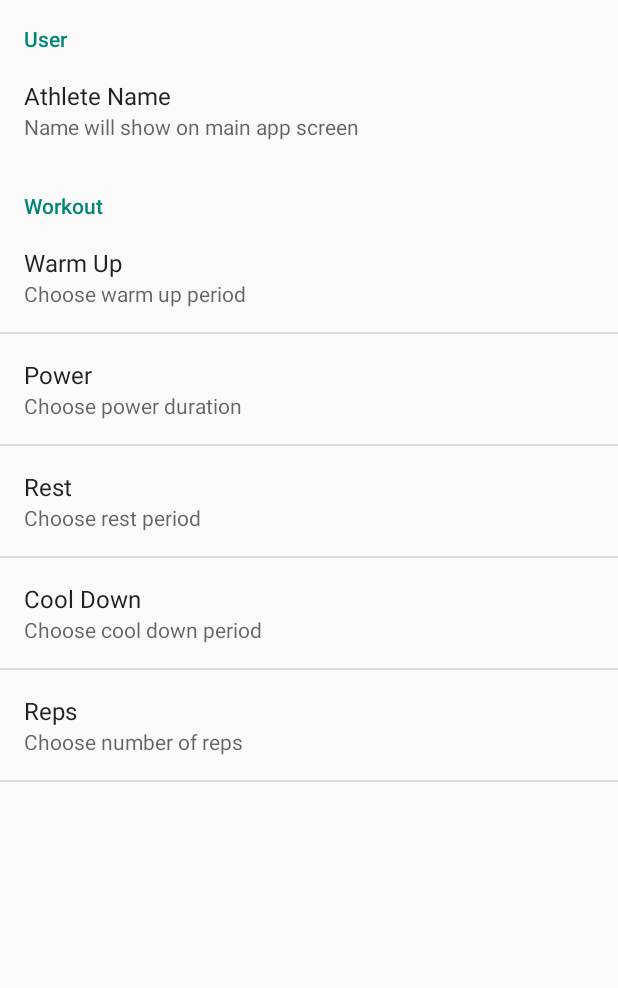
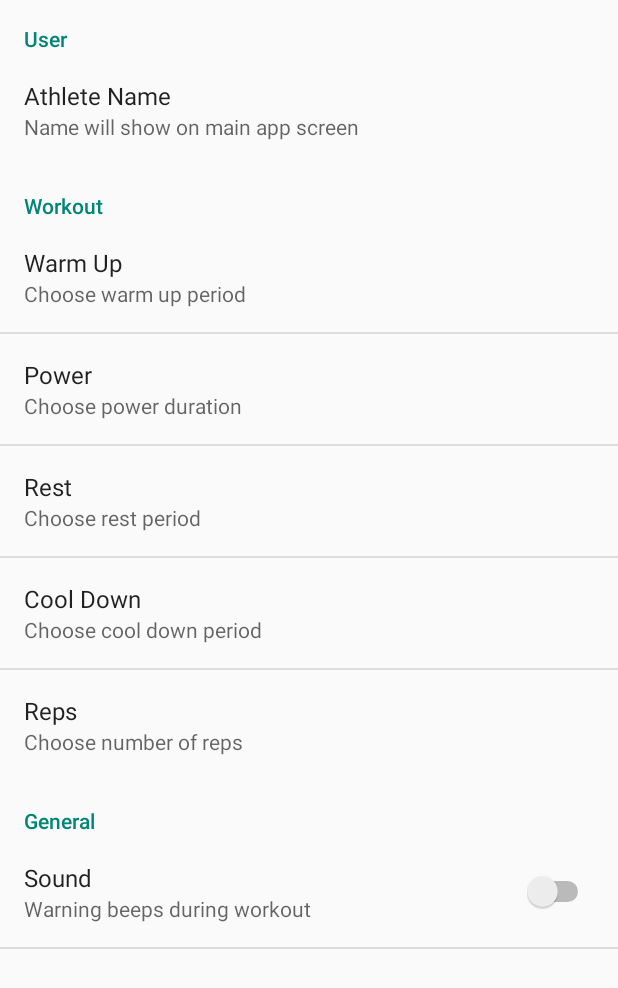
Before and after one commit to FuriousLogic/HIIT_Timer, an Android app: the screen it shows after launch (Prefs), in the options menu, after a tap on "Settings", on a phone screen of 412 x 824 dp. Shown: the top 988 px of the screen. Run offline under Robolectric (Android 15) with nearby library versions, the phone set to English and light mode, and no system bars; our stand-ins replace AdMob; libraries missing offline, so code that uses them is left out: com.pollfish.constants, com.pollfish.main; pictures from the network do not load; 1 statement that could not run was skipped.

Commit message:
Fix switch error causing crash on preferences

```diff
--- a/app/src/main/java/uk/co/furiouslogic/hittimer/HIT_Timer.java
+++ b/app/src/main/java/uk/co/furiouslogic/hittimer/HIT_Timer.java
@@ -290,7 +290,6 @@ public class HIT_Timer extends ActionBarActivity {
 
         @Override
         protected Boolean doInBackground(Integer... params) {
-            SoundsSingleton.playStartSound();
             int startSecond = params[0];
             int currentSecond = startSecond;
             int finalSecond = params[1];
--- a/app/src/main/java/uk/co/furiouslogic/hittimer/PreferenceSingleton.java
+++ b/app/src/main/java/uk/co/furiouslogic/hittimer/PreferenceSingleton.java
@@ -10,7 +10,9 @@ import android.preference.PreferenceManager;
 public class PreferenceSingleton {
     private static Context _applicationContext;
 
-    //todo: sound switch
+    //todo: don't save string if it's not
+    //todo: make pref changes available this session
+    //todo: persist sound selection
     public static void Initialise(Context context) {
         _applicationContext = context;
 
@@ -22,6 +24,12 @@ public class PreferenceSingleton {
         SetInitialPreference("pref_cooldown", "120");
         SetInitialPreference("pref_reps", "3");
 
+//        SetInitialPreference("pref_sound", "0");
+        SharedPreferences settings = PreferenceManager.getDefaultSharedPreferences(_applicationContext);
+        SharedPreferences.Editor editor = settings.edit();
+        editor.putBoolean("pref_sound", false);
+        editor.apply();
+
     }
 
     private static void SetInitialPreference(String key, String defaultValue) {
@@ -31,13 +39,16 @@ public class PreferenceSingleton {
     }
 
     public static String GetPrefString(String key) {
-        //Context context = getApplicationContext();
         SharedPreferences pref = PreferenceManager.getDefaultSharedPreferences(_applicationContext);
         return pref.getString(key, "");
     }
 
+    public static boolean GetPrefBool(String key) {
+        SharedPreferences pref = PreferenceManager.getDefaultSharedPreferences(_applicationContext);
+        return pref.getBoolean(key, false);
+    }
+
     public static void SetPrefString(String key, final String value) {
-        //Context context = getApplicationContext();
         SharedPreferences settings = PreferenceManager.getDefaultSharedPreferences(_applicationContext);
         SharedPreferences.Editor editor = settings.edit();
         editor.putString(key, value);
--- a/app/src/main/java/uk/co/furiouslogic/hittimer/SplashActivity.java
+++ b/app/src/main/java/uk/co/furiouslogic/hittimer/SplashActivity.java
@@ -8,7 +8,6 @@ import android.os.Handler;
 import android.widget.TextView;
 
 //todo: make proper image that includes text
-//todo: show progress of loading stuff
 public class SplashActivity extends Activity {
 
     @Override
--- a/app/src/main/java/uk/co/furiouslogic/hittimer/StateDetails.java
+++ b/app/src/main/java/uk/co/furiouslogic/hittimer/StateDetails.java
@@ -74,6 +74,8 @@ public class StateDetails {
 
                 secondTracker += _secondsPower;
                 if (workoutSecondsGone < secondTracker) {
+                    if(_stageName!="On") SoundsSingleton.playStartSound();
+
                     _stageSecond = secondTracker - workoutSecondsGone;
                     _backgroundColour = bOn;
                     _foregroundColour = tOn;
@@ -86,6 +88,8 @@ public class StateDetails {
                 }
                 secondTracker += _secondsRest;
                 if (workoutSecondsGone < secondTracker) {
+                    if(_stageName=="On") SoundsSingleton.playStopSound();
+
                     _stageSecond = secondTracker - workoutSecondsGone;
                     _backgroundColour = bRest;
                     _foregroundColour = tRest;
@@ -94,6 +98,7 @@ public class StateDetails {
                 }
 
             }
+            SoundsSingleton.playStopSound();
             secondTracker += _secondsCoolDown;
             _currentRep = 0;
             _stageSecond = secondTracker - workoutSecondsGone;
--- a/app/src/main/res/xml/prefs.xml
+++ b/app/src/main/res/xml/prefs.xml
@@ -58,4 +58,16 @@
             />
     </PreferenceCategory>
 
+    <PreferenceCategory
+        android:title="General"
+        >
+        <SwitchPreference
+            android:key="pref_sound"
+            android:title="Sound"
+            android:summary="Warning beeps during workout"
+            android:dialogTitle="Sounds"
+            android:defaultValue="false"
+            />
+    </PreferenceCategory>
+
 </PreferenceScreen>
```
Also changed, not shown: app/src/main/java/uk/co/furiouslogic/hittimer/SoundsSingleton.java (+8 -2 lines).
